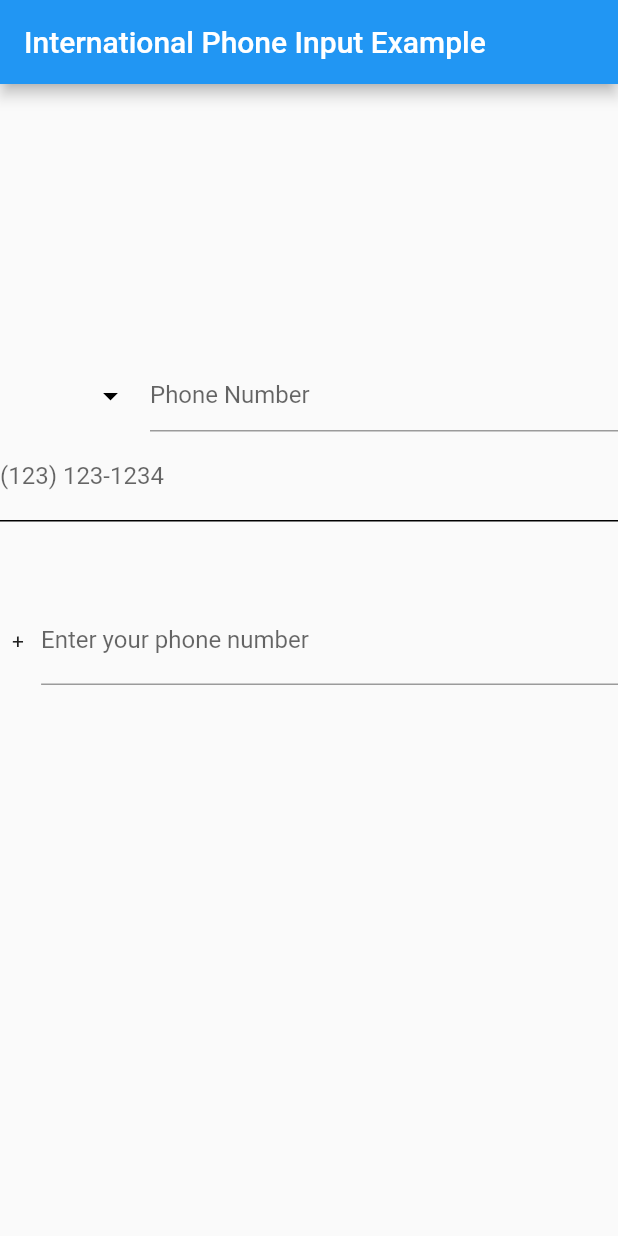
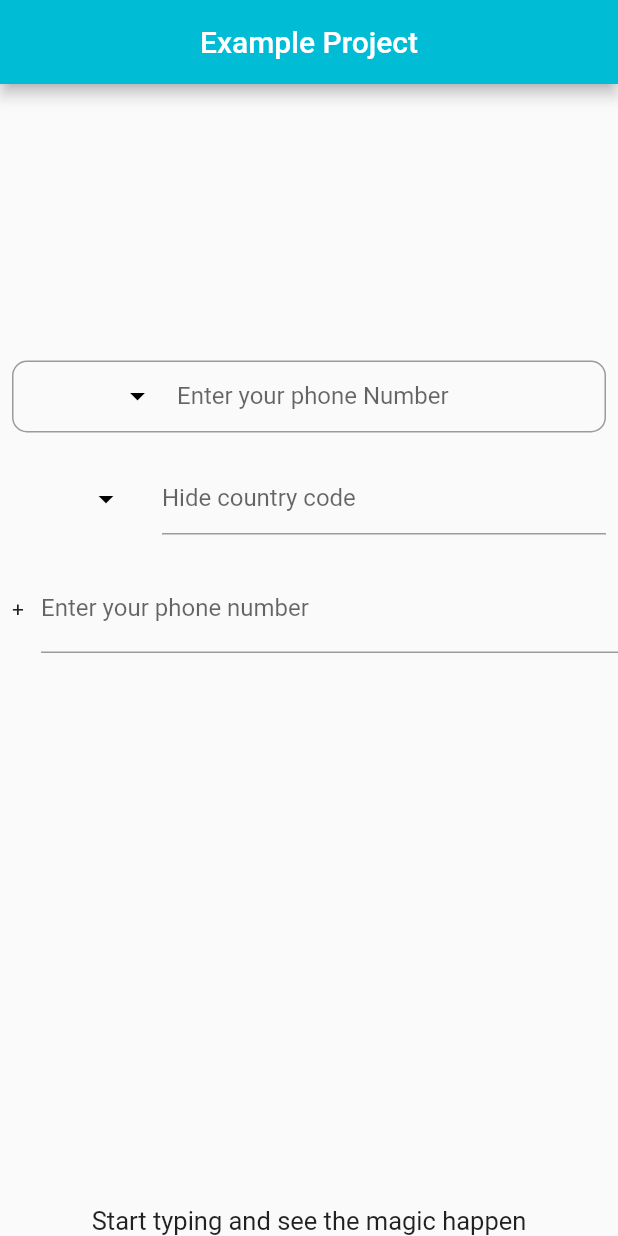
Before and after one commit to rexthecoder/international_phone_field, a Flutter app: the screen it shows after launch, on a phone screen of 412 x 824 dp. Run offline on Flutter 3.47's test engine with Material 2 defaults, Android fonts, the phone set to English and light mode, and no system bars; missing offline and left inert: libphonenumber; statements that could not run were skipped.

Commit message:
updated example code 🔥

```diff
--- a/example/lib/main.dart
+++ b/example/lib/main.dart
@@ -16,14 +16,22 @@ class MyApp extends StatelessWidget {
   }
 }
 
+enum countryselect { nigeria, ghana }
+
 class MyHomePage extends StatefulWidget {
   @override
   _MyHomePageState createState() => _MyHomePageState();
 }
 
 class _MyHomePageState extends State<MyHomePage> {
+  // Intializing variables to be use
   String phoneNumber;
   String phoneIsoCode;
+  String hintElement;
+  String selectedCountryCapital;
+  String selectedCountryContinent;
+  String selectedCountryCurrency;
+  String selectedCountryName;
   bool visible = false;
   String confirmedNumber = '';
 
@@ -31,16 +39,20 @@ class _MyHomePageState extends State<MyHomePage> {
       String number,
       String internationalizedPhoneNumber,
       String isoCode,
-      String code,
-      String capital,
-      String continent,
-      String currency,
-      String name) {
+      String dialCode,
+      String countryCapital,
+      String countryContinent,
+      String countryCurrency,
+      String countryName) {
     print(number);
-    print(currency);
+
     setState(() {
       phoneNumber = number;
       phoneIsoCode = isoCode;
+      selectedCountryCapital = countryCapital;
+      selectedCountryContinent = countryContinent;
+      selectedCountryCurrency = countryCurrency;
+      selectedCountryName = countryName;
     });
   }
 
@@ -51,46 +63,49 @@ class _MyHomePageState extends State<MyHomePage> {
       confirmedNumber = internationalizedPhoneNumber;
     });
   }
+  //   var hintElement = countryselect;
 
   @override
   Widget build(BuildContext context) {
     return Scaffold(
       appBar: AppBar(
-        title: Text('International Phone Input Example'),
+        title: Text('Example Project'),
+        centerTitle: true,
+        backgroundColor: Colors.cyan,
       ),
       body: Center(
         child: Column(
           children: <Widget>[
             Spacer(flex: 1),
-            InternationalPhoneInput(
+            Padding(
+              padding: const EdgeInsets.only(left: 8.0, right: 8.0),
+              child: InternationalPhoneInput(
                 onPhoneNumberChange: onPhoneNumberChange,
                 initialPhoneNumber: phoneNumber,
                 initialSelection: phoneIsoCode,
                 enabledCountries: ['+233', '+234'],
-              labelText: "Phone Number",
-              addCountryComponentInsideField: false,
-              // border: OutlineInputBorder(
-              //   gapPadding: 20.0,
-              //   borderRadius: BorderRadius.circular(10),
-              // ),
+                labelText: "Enter your phone Number",
+                addCountryComponentInsideField: true,
+                border: OutlineInputBorder(
+                  gapPadding: 20.0,
+                  borderRadius: BorderRadius.circular(10),
+                ),
+              ),
             ),
             SizedBox(height: 20),
-            InternationalPhoneInput(
-              decoration: InputDecoration.collapsed(hintText: '(123) 123-1234'),
+            Padding(
+              padding: const EdgeInsets.only(left: 8.0, right: 8.0),
+              child: InternationalPhoneInput(
                 onPhoneNumberChange: onPhoneNumberChange,
                 initialPhoneNumber: phoneNumber,
                 initialSelection: phoneIsoCode,
-              enabledCountries: ['+233', '+1'],
+                enabledCountries: ['+233', '+234'],
                 showCountryCodes: false,
-              showCountryFlags: true,
+                labelText: "Hide country code",
+                addCountryComponentInsideField: false,
+              ),
             ),
             SizedBox(height: 20),
-            Container(
-              width: double.infinity,
-              height: 1,
-              color: Colors.black,
-            ),
-            SizedBox(height: 50),
             InternationalPhoneInputText(
               onValidPhoneNumber: onValidPhoneNumber,
             ),
@@ -99,39 +114,57 @@ class _MyHomePageState extends State<MyHomePage> {
               visible: visible,
             ),
             Spacer(flex: 2),
-            // Container(
-            //     height: 50,
-            //     child: TextFormField(
-            //       maxLength: 12,
-            //       buildCounter: (BuildContext context,
-            //               {int currentLength, int maxLength, bool isFocused}) =>
-            //           null,
-            //       decoration: InputDecoration(
-            //         border: OutlineInputBorder(
-            //           gapPadding: 20.0,
-            //           borderRadius: BorderRadius.circular(10),
-            //         ),
-            //         prefixIcon: Padding(
-            //             padding: const EdgeInsets.only(left: 10.0),
-            //             child: Text("H")),
-            //         focusColor: Color(0xff5662FE),
-            //         labelText: "Phone Number",
-            //         labelStyle: TextStyle(color: Colors.black26),
-            //       ),
-            //       validator: (value) {
-            //         if (value.isEmpty) {
-            //           return "Enter your phone number";
-            //         } else {
-            //           return null;
-            //         }
-            //       },
-            //       onChanged: (value) {},
-            //       keyboardType: TextInputType.number,
-            //       style: TextStyle(fontFamily: "Poppins"),
-            //     )),
+            selectedCountryName != null
+                ? tableDesign()
+                : Text(
+                    "Start typing and see the magic happen",
+                    style: TextStyle(fontSize: 17),
+                  )
           ],
         ),
-      ), // This trailing comma makes auto-formatting nicer for build methods.
+      ),
+    );
+  }
+
+  DataTable tableDesign() {
+    return DataTable(
+      columnSpacing: 40,
+      columns: <DataColumn>[
+        DataColumn(
+          label: Text(
+            'Name',
+            style: TextStyle(fontStyle: FontStyle.italic),
+          ),
+        ),
+        DataColumn(
+          label: Text(
+            'Currency',
+            style: TextStyle(fontStyle: FontStyle.italic),
+          ),
+        ),
+        DataColumn(
+          label: Text(
+            'Continent',
+            style: TextStyle(fontStyle: FontStyle.italic),
+          ),
+        ),
+        DataColumn(
+          label: Text(
+            'Capital',
+            style: TextStyle(fontStyle: FontStyle.italic),
+          ),
+        ),
+      ],
+      rows: <DataRow>[
+        DataRow(
+          cells: <DataCell>[
+            DataCell(Text('$selectedCountryName')),
+            DataCell(Text('$selectedCountryCurrency')),
+            DataCell(Text('$selectedCountryContinent')),
+            DataCell(Text('$selectedCountryCapital')),
+          ],
+        ),
+      ],
     );
   }
 }
--- a/lib/src/international_phone_input.dart
+++ b/lib/src/international_phone_input.dart
@@ -285,7 +285,7 @@ class _InternationalPhoneInputState extends State<InternationalPhoneInput> {
   @override
   void initState() {
     errorText = widget.errorText ?? 'Please enter a valid phone number';
-    hintText = widget.hintText ?? 'eg. 244056345';
+    hintText = widget.hintText ?? '571148894';
     labelText = widget.labelText;
     errorStyle = widget.errorStyle;
     hintStyle = widget.hintStyle;
```
Lines whose indentation alone changed are shown as unchanged.
